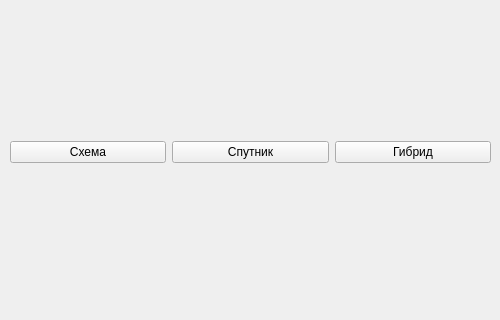
This is main_ui.ui in Dimabelegonov/WEB_7 as Qt 5 draws it before an edit; both pictures show x 0 to 500 and y 380 to 700 of the 500 by 700 pixel window. The edited form follows.
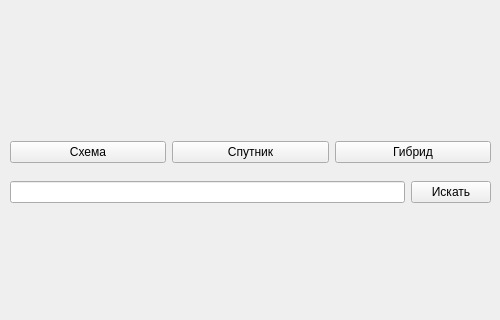
This is the edited form.

Commit message: Большая задача по Maps API. Часть №5

Diff of the .ui file:
```diff
--- a/main_ui.ui
+++ b/main_ui.ui
@@ -68,6 +68,28 @@
     </item>
    </layout>
   </widget>
+  <widget class="QWidget" name="">
+   <property name="geometry">
+    <rect>
+     <x>10</x>
+     <y>560</y>
+     <width>481</width>
+     <height>25</height>
+    </rect>
+   </property>
+   <layout class="QHBoxLayout" name="horizontalLayout_2">
+    <item>
+     <widget class="QLineEdit" name="text_search"/>
+    </item>
+    <item>
+     <widget class="QPushButton" name="button_search">
+      <property name="text">
+       <string>Искать</string>
+      </property>
+     </widget>
+    </item>
+   </layout>
+  </widget>
  </widget>
  <resources/>
  <connections/>
```
The commit also changes 2 other files.
